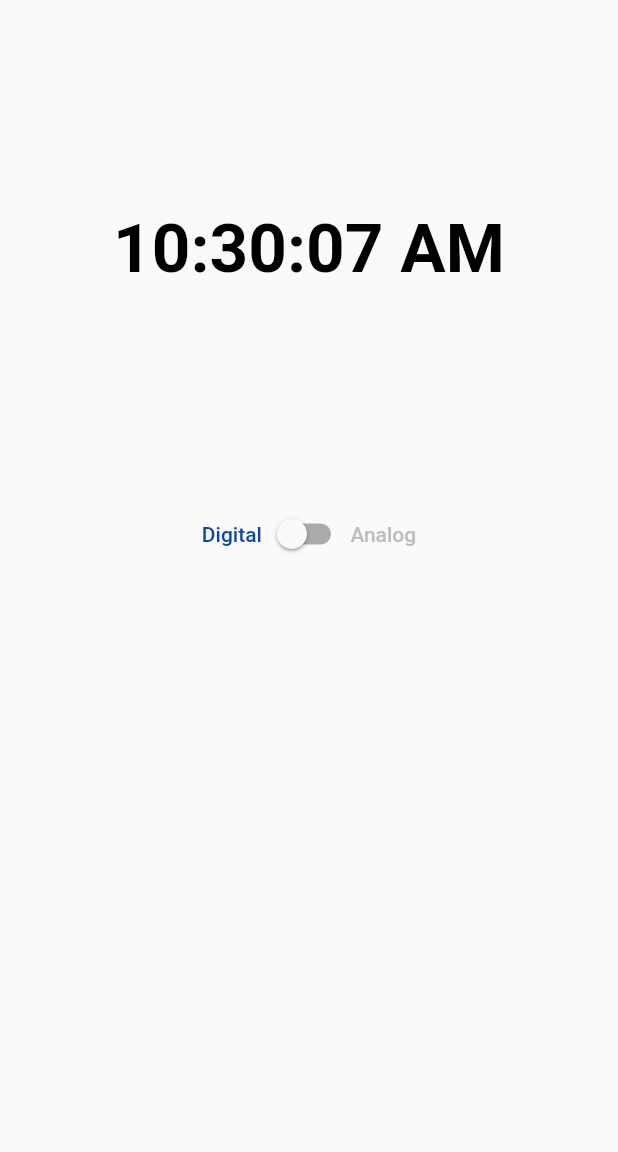
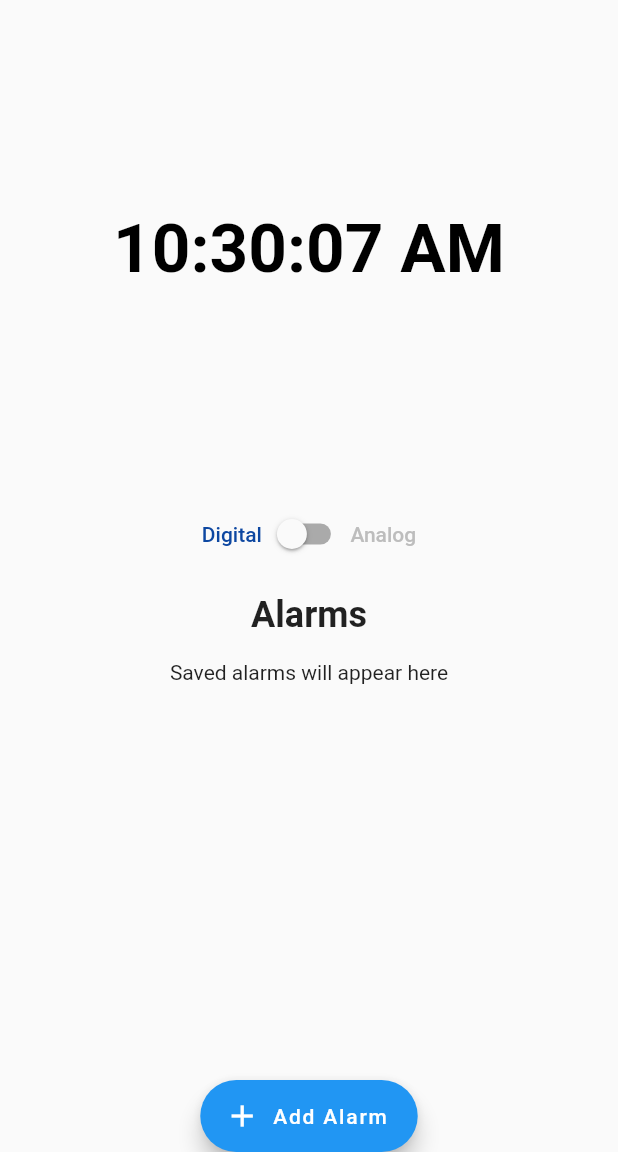
Before and after one commit to abd99/clock_app, a Flutter app: the screen it shows after launch, on a phone screen of 412 x 824 dp, the part 84-1236 px from its top. Run offline on Flutter 3.47's test engine with Material 2 defaults, Android fonts, the phone set to English and light mode, and no system bars; our stand-ins replace sqflite; accounts and stored records are empty.

Commit message:
Add option to save alarm (#2)

```diff
--- /dev/null
+++ b/lib/alarm/alarm.dart
@@ -0,0 +1,2 @@
+export 'models/alarm_time.dart';
+export 'services/db_controller.dart';
--- /dev/null
+++ b/lib/alarm/models/alarm_time.dart
@@ -0,0 +1,27 @@
+import 'package:flutter/foundation.dart';
+
+class AlarmTime {
+  final int year;
+  final int month;
+  final int day;
+  final int hour;
+  final int minute;
+
+  AlarmTime({
+    @required this.year,
+    @required this.month,
+    @required this.day,
+    @required this.hour,
+    @required this.minute,
+  });
+
+  Map<String, dynamic> toMap() {
+    return {
+      'year': year,
+      'month': month,
+      'day': day,
+      'hour': hour,
+      'minute': minute,
+    };
+  }
+}
--- a/lib/home/view/home_page.dart
+++ b/lib/home/view/home_page.dart
@@ -1,3 +1,4 @@
+import 'package:clock_app/alarm/alarm.dart';
 import 'package:clock_app/clock/clock.dart';
 import 'package:flutter/material.dart';
 import 'package:provider/provider.dart';
@@ -12,13 +13,41 @@ class HomePage extends StatefulWidget {
 }
 
 class _HomePageState extends State<HomePage> {
+  DBController dbController = DBController();
+  List<AlarmTime> savedAlarms = [];
+
+  @override
+  void initState() {
+    super.initState();
+    dbController.open('alarm.db');
+    Future.delayed(Duration(seconds: 1), () {
+      retrieveAlarms();
+    });
+  }
+
+  @override
+  void dispose() {
+    dbController.close();
+    super.dispose();
+  }
+
+  Future<void> retrieveAlarms() async {
+    var list = await dbController.getSavedAlarms();
+    setState(() {
+      savedAlarms = list;
+    });
+  }
+
   @override
   Widget build(BuildContext context) {
+    var textTheme = Theme.of(context).textTheme;
+
     return Scaffold(
       appBar: AppBar(
         title: Text(widget.title),
       ),
-      body: Center(
+      body: SingleChildScrollView(
+        child: Center(
           child: Padding(
             padding: const EdgeInsets.all(16.0),
             child: Column(
@@ -27,10 +56,85 @@ class _HomePageState extends State<HomePage> {
                   create: (context) => ClockPreference(),
                   child: ClockView(),
                 ),
+                SizedBox(
+                  height: 16.0,
+                ),
+                Column(
+                  children: [
+                    Text(
+                      'Alarms',
+                      style: textTheme.headline5.copyWith(
+                        fontWeight: FontWeight.bold,
+                      ),
+                    ),
+                    Builder(
+                      builder: (context) {
+                        // var data = snapshot.data;
+
+                        if (savedAlarms == null || savedAlarms.length == 0) {
+                          return Padding(
+                            padding: const EdgeInsets.symmetric(
+                              vertical: 16.0,
+                            ),
+                            child: Text('Saved alarms will appear here'),
+                          );
+                        } else {
+                          return Padding(
+                            padding: const EdgeInsets.symmetric(vertical: 16.0),
+                            child: Column(
+                              children: List.generate(
+                                savedAlarms.length,
+                                (index) {
+                                  var item = savedAlarms[index];
+                                  return ListTile(
+                                    title: Text(
+                                      '${item.month}/${item.day.toString()} ${item.hour}:${item.minute}',
+                                      style: textTheme.subtitle1,
+                                    ),
+                                  );
+                                },
+                              ),
+                            ),
+                          );
+                        }
+                      },
+                    ),
+                  ],
+                ),
               ],
             ),
           ),
         ),
+      ),
+      floatingActionButton: FloatingActionButton.extended(
+        icon: Icon(Icons.add),
+        onPressed: () async {
+          var _selectedDate = await showDatePicker(
+            context: context,
+            initialDate: DateTime.now(),
+            firstDate: DateTime.now(),
+            lastDate: DateTime.now().add(Duration(days: 30)),
+          );
+          TimeOfDay _selectedTime;
+          if (_selectedDate != null) {
+            _selectedTime = await showTimePicker(
+              context: context,
+              initialTime: TimeOfDay.now(),
+            );
+          }
+          final _alarmTime = AlarmTime(
+            year: _selectedDate.year,
+            month: _selectedDate.month,
+            day: _selectedDate.day,
+            hour: _selectedTime.hour,
+            minute: _selectedTime.minute,
+          );
+          await dbController.saveAlarm(_alarmTime);
+          retrieveAlarms();
+        },
+        label: Text('Add Alarm'),
+      ),
+      floatingActionButtonLocation: FloatingActionButtonLocation.centerDocked,
     );
   }
 }
--- a/lib/main.dart
+++ b/lib/main.dart
@@ -3,5 +3,6 @@ import 'package:flutter/material.dart';
 import 'app/app.dart';
 
 void main() {
+  WidgetsFlutterBinding.ensureInitialized();
   runApp(ClockApp());
 }
--- a/pubspec.yaml
+++ b/pubspec.yaml
@@ -25,7 +25,9 @@ dependencies:
     sdk: flutter
   cupertino_icons: ^1.0.2
   intl: ^0.17.0
+  path: ^1.8.0
   provider: ^5.0.0
+  sqflite: ^2.0.0+3
 
 dev_dependencies:
   flutter_test:
```
Also changed, not shown: lib/alarm/services/db_controller.dart (added, +48 -0 lines), pubspec.lock, 7 other files. Lines whose indentation alone changed are shown as unchanged.
